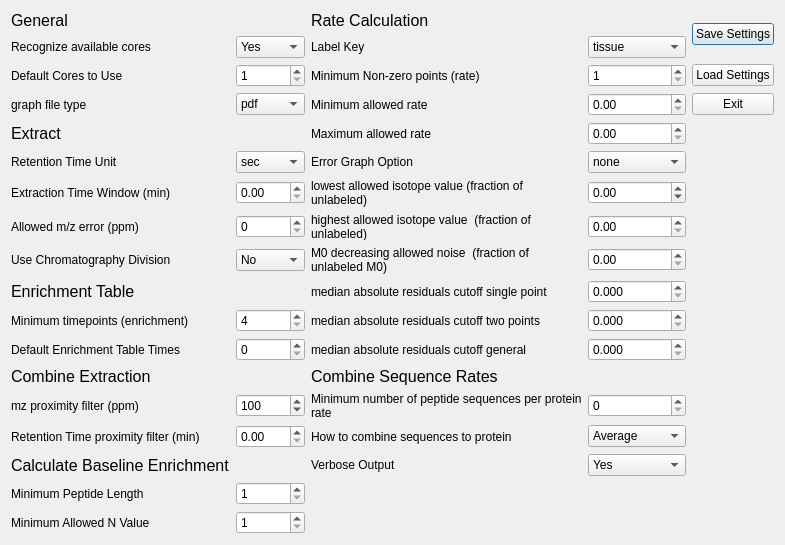
Qt form ui_files/Settings_Menu.ui (JC-Price/DeuteRater) before a commit.
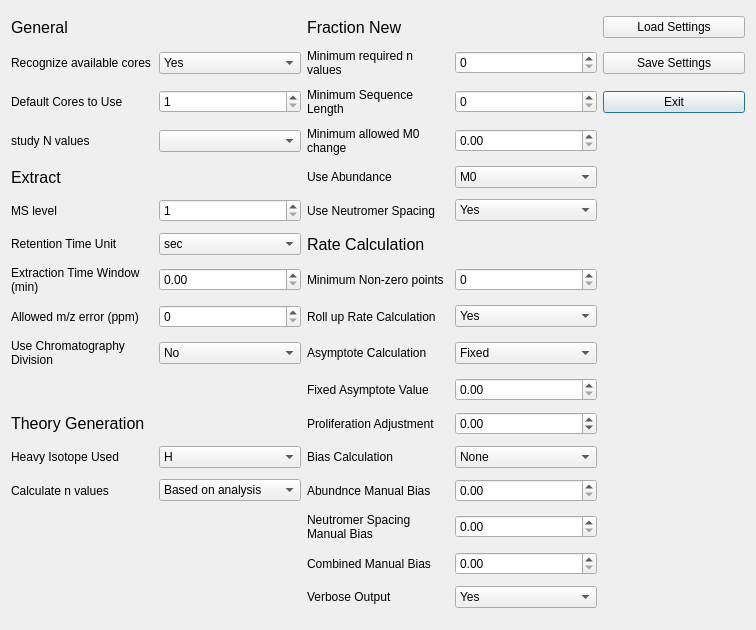
The same form after that commit.

Commit message: Started adjusting Main Gui and template options

Diff of the .ui file:
```diff
--- a/ui_files/Settings_Menu.ui
+++ b/ui_files/Settings_Menu.ui
@@ -6,88 +6,52 @@
    <rect>
     <x>0</x>
     <y>0</y>
-    <width>785</width>
-    <height>545</height>
+    <width>756</width>
+    <height>630</height>
    </rect>
   </property>
+  <property name="minimumSize">
+   <size>
+    <width>650</width>
+    <height>600</height>
+   </size>
+  </property>
   <property name="windowTitle">
    <string>Dialog</string>
   </property>
+  <property name="autoFillBackground">
+   <bool>false</bool>
+  </property>
+  <property name="sizeGripEnabled">
+   <bool>false</bool>
+  </property>
   <layout class="QGridLayout" name="gridLayout">
-   <item row="19" column="1">
-    <widget class="QSpinBox" name="min_allowed_n_value">
-     <property name="minimum">
-      <number>1</number>
+   <item row="0" column="0">
+    <widget class="QLabel" name="label_5">
+     <property name="font">
+      <font>
+       <pointsize>12</pointsize>
+      </font>
      </property>
-     <property name="maximum">
-      <number>99</number>
-     </property>
-    </widget>
-   </item>
-   <item row="19" column="0">
-    <widget class="QLabel" name="label_25">
      <property name="text">
-      <string>Minimum Allowed N Value</string>
+      <string>General</string>
      </property>
     </widget>
    </item>
-   <item row="18" column="1">
-    <widget class="QSpinBox" name="min_AA_length">
-     <property name="minimum">
-      <number>1</number>
-     </property>
-     <property name="maximum">
-      <number>99</number>
-     </property>
-    </widget>
-   </item>
-   <item row="17" column="2">
-    <widget class="QLabel" name="label_43">
-     <property name="text">
-      <string>Verbose Output</string>
-     </property>
-     <property name="wordWrap">
-      <bool>true</bool>
-     </property>
-    </widget>
-   </item>
-   <item row="16" column="1">
-    <widget class="QDoubleSpinBox" name="rt_prox_filter"/>
-   </item>
-   <item row="15" column="2">
-    <widget class="QLabel" name="label_32">
-     <property name="text">
-      <string>Minimum number of peptide sequences per protein rate</string>
-     </property>
-     <property name="wordWrap">
-      <bool>true</bool>
-     </property>
-    </widget>
-   </item>
-   <item row="15" column="3">
-    <widget class="QSpinBox" name="minimum_sequences_to_combine_for_protein_rate"/>
-   </item>
-   <item row="17" column="0">
-    <widget class="QLabel" name="label_7">
+   <item row="0" column="3">
+    <widget class="QLabel" name="label_2">
      <property name="font">
       <font>
        <pointsize>12</pointsize>
       </font>
      </property>
      <property name="text">
-      <string>Calculate Baseline Enrichment</string>
+      <string>Fraction New</string>
      </property>
     </widget>
    </item>
-   <item row="16" column="0">
-    <widget class="QLabel" name="label_31">
-     <property name="text">
-      <string>Retention Time proximity filter (min)</string>
-     </property>
-    </widget>
-   </item>
-   <item row="17" column="3">
-    <widget class="QComboBox" name="verbose_output">
+   <item row="1" column="2">
+    <widget class="QComboBox" name="recognize_available_cores">
      <item>
       <property name="text">
        <string>Yes</string>
@@ -100,25 +64,128 @@
      </item>
     </widget>
    </item>
-   <item row="18" column="0">
+   <item row="1" column="3">
+    <widget class="QLabel" name="label">
+     <property name="text">
+      <string>Minimum required n values</string>
+     </property>
+     <property name="scaledContents">
+      <bool>false</bool>
+     </property>
+     <property name="wordWrap">
+      <bool>true</bool>
+     </property>
+    </widget>
+   </item>
+   <item row="1" column="4">
+    <widget class="QSpinBox" name="min_n_value"/>
+   </item>
+   <item row="2" column="0">
+    <widget class="QLabel" name="label_18">
+     <property name="text">
+      <string>Default Cores to Use</string>
+     </property>
+     <property name="scaledContents">
+      <bool>false</bool>
+     </property>
+     <property name="wordWrap">
+      <bool>true</bool>
+     </property>
+    </widget>
+   </item>
+   <item row="2" column="2">
+    <widget class="QSpinBox" name="default_cores">
+     <property name="minimum">
+      <number>1</number>
+     </property>
+     <property name="maximum">
+      <number>60</number>
+     </property>
+    </widget>
+   </item>
+   <item row="2" column="3">
+    <widget class="QLabel" name="label_3">
+     <property name="text">
+      <string>Minimum Sequence Length</string>
+     </property>
+     <property name="scaledContents">
+      <bool>false</bool>
+     </property>
+     <property name="wordWrap">
+      <bool>true</bool>
+     </property>
+    </widget>
+   </item>
+   <item row="2" column="4">
+    <widget class="QSpinBox" name="min_sequence_length"/>
+   </item>
+   <item row="3" column="0">
+    <widget class="QLabel" name="label_23">
+     <property name="text">
+      <string>study N values</string>
+     </property>
+    </widget>
+   </item>
+   <item row="3" column="3">
+    <widget class="QLabel" name="label_8">
+     <property name="text">
+      <string>Minimum allowed M0 change</string>
+     </property>
+     <property name="scaledContents">
+      <bool>false</bool>
+     </property>
+     <property name="wordWrap">
+      <bool>true</bool>
+     </property>
+    </widget>
+   </item>
+   <item row="3" column="4">
+    <widget class="QDoubleSpinBox" name="min_allowed_m0_change">
+     <property name="maximum">
+      <double>1.000000000000000</double>
+     </property>
+     <property name="singleStep">
+      <double>0.050000000000000</double>
+     </property>
+    </widget>
+   </item>
+   <item row="4" column="0">
+    <widget class="QLabel" name="label_6">
+     <property name="font">
+      <font>
+       <pointsize>12</pointsize>
+      </font>
+     </property>
+     <property name="text">
+      <string>Extract</string>
+     </property>
+    </widget>
+   </item>
+   <item row="4" column="3">
     <widget class="QLabel" name="label_24">
      <property name="text">
-      <string>Minimum Peptide Length</string>
+      <string>Use Abundance</string>
      </property>
-    </widget>
-   </item>
-   <item row="16" column="2">
-    <widget class="QLabel" name="label_42">
-     <property name="text">
-      <string>How to combine sequences to protein</string>
+     <property name="scaledContents">
+      <bool>false</bool>
      </property>
      <property name="wordWrap">
       <bool>true</bool>
      </property>
     </widget>
    </item>
-   <item row="16" column="3">
-    <widget class="QComboBox" name="protein_roll_up_type">
+   <item row="4" column="4">
+    <widget class="QComboBox" name="use_abundance">
+     <item>
+      <property name="text">
+       <string>M0</string>
+      </property>
+     </item>
+     <item>
+      <property name="text">
+       <string>Highest</string>
+      </property>
+     </item>
      <item>
       <property name="text">
        <string>Average</string>
@@ -126,125 +193,181 @@
      </item>
      <item>
       <property name="text">
-       <string>Median</string>
+       <string>No</string>
       </property>
      </item>
     </widget>
    </item>
-   <item row="15" column="1">
-    <widget class="QSpinBox" name="mz_prox_filter">
+   <item row="5" column="0">
+    <widget class="QLabel" name="MS_level_label">
+     <property name="text">
+      <string>MS level</string>
+     </property>
+     <property name="scaledContents">
+      <bool>false</bool>
+     </property>
+     <property name="wordWrap">
+      <bool>true</bool>
+     </property>
+    </widget>
+   </item>
+   <item row="5" column="2">
+    <widget class="QSpinBox" name="ms_level">
      <property name="minimum">
       <number>1</number>
      </property>
      <property name="maximum">
-      <number>1000</number>
-     </property>
-     <property name="singleStep">
-      <number>5</number>
-     </property>
-     <property name="value">
-      <number>100</number>
+      <number>10</number>
      </property>
     </widget>
    </item>
-   <item row="15" column="0">
-    <widget class="QLabel" name="label_27">
+   <item row="5" column="3">
+    <widget class="QLabel" name="label_25">
      <property name="text">
-      <string>mz proximity filter (ppm)</string>
+      <string>Use Neutromer Spacing</string>
      </property>
-    </widget>
-   </item>
-   <item row="8" column="3">
-    <widget class="QDoubleSpinBox" name="lowest_allowed_norm_isotope">
-     <property name="minimum">
-      <double>-1.000000000000000</double>
+     <property name="scaledContents">
+      <bool>false</bool>
      </property>
-     <property name="maximum">
-      <double>1.000000000000000</double>
+     <property name="wordWrap">
+      <bool>true</bool>
      </property>
-     <property name="singleStep">
-      <double>0.010000000000000</double>
-     </property>
     </widget>
    </item>
-   <item row="9" column="1">
-    <widget class="QSpinBox" name="ppm_error">
-     <property name="maximum">
-      <number>100</number>
-     </property>
-    </widget>
-   </item>
-   <item row="10" column="1">
-    <widget class="QComboBox" name="use_chromatography_division">
+   <item row="5" column="4">
+    <widget class="QComboBox" name="use_neutromer_spacing">
+     <item>
+      <property name="text">
+       <string>Yes</string>
+      </property>
+     </item>
      <item>
       <property name="text">
        <string>No</string>
       </property>
      </item>
+    </widget>
+   </item>
+   <item row="6" column="0">
+    <widget class="QLabel" name="label_19">
+     <property name="text">
+      <string>Retention Time Unit</string>
+     </property>
+     <property name="scaledContents">
+      <bool>false</bool>
+     </property>
+     <property name="wordWrap">
+      <bool>true</bool>
+     </property>
+    </widget>
+   </item>
+   <item row="6" column="2">
+    <widget class="QComboBox" name="rt_unit">
      <item>
       <property name="text">
-       <string>Intrafile</string>
+       <string>sec</string>
       </property>
      </item>
      <item>
       <property name="text">
-       <string>Interfile</string>
+       <string>min</string>
       </property>
      </item>
     </widget>
    </item>
-   <item row="8" column="0">
+   <item row="6" column="3">
+    <widget class="QLabel" name="label_4">
+     <property name="font">
+      <font>
+       <pointsize>12</pointsize>
+      </font>
+     </property>
+     <property name="text">
+      <string>Rate Calculation</string>
+     </property>
+    </widget>
+   </item>
+   <item row="7" column="0">
     <widget class="QLabel" name="label_20">
      <property name="text">
       <string>Extraction Time Window (min)</string>
      </property>
+     <property name="scaledContents">
+      <bool>false</bool>
+     </property>
+     <property name="wordWrap">
+      <bool>true</bool>
+     </property>
+    </widget>
+   </item>
+   <item row="7" column="2">
+    <widget class="QDoubleSpinBox" name="time_window"/>
+   </item>
+   <item row="7" column="3">
+    <widget class="QLabel" name="label_26">
+     <property name="text">
+      <string>Minimum Non-zero points</string>
+     </property>
+     <property name="scaledContents">
+      <bool>false</bool>
+     </property>
+     <property name="wordWrap">
+      <bool>true</bool>
+     </property>
+    </widget>
+   </item>
+   <item row="7" column="4">
+    <widget class="QSpinBox" name="minimum_nonzero_points"/>
+   </item>
+   <item row="8" column="0">
+    <widget class="QLabel" name="ppm_error_label">
+     <property name="text">
+      <string>Allowed m/z error (ppm)</string>
+     </property>
+     <property name="scaledContents">
+      <bool>false</bool>
+     </property>
+     <property name="wordWrap">
+      <bool>true</bool>
+     </property>
     </widget>
    </item>
    <item row="8" column="2">
-    <widget class="QLabel" name="label_33">
+    <widget class="QSpinBox" name="ppm_error">
+     <property name="maximum">
+      <number>100</number>
+     </property>
+    </widget>
+   </item>
+   <item row="8" column="3">
+    <widget class="QLabel" name="label_17">
      <property name="text">
-      <string>lowest allowed isotope value (fraction of unlabeled)</string>
+      <string>Roll up Rate Calculation</string>
+     </property>
+     <property name="scaledContents">
+      <bool>false</bool>
      </property>
      <property name="wordWrap">
       <bool>true</bool>
      </property>
     </widget>
    </item>
+   <item row="8" column="4">
+    <widget class="QComboBox" name="roll_up_option">
+     <item>
+      <property name="text">
+       <string>Yes</string>
+      </property>
+     </item>
+     <item>
+      <property name="text">
+       <string>No</string>
+      </property>
+     </item>
+    </widget>
+   </item>
    <item row="9" column="0">
     <widget class="QLabel" name="label_21">
-     <property name="text">
-      <string>Allowed m/z error (ppm)</string>
-     </property>
-    </widget>
-   </item>
-   <item row="8" column="1">
-    <widget class="QDoubleSpinBox" name="time_window"/>
-   </item>
-   <item row="9" column="2">
-    <widget class="QLabel" name="label_34">
-     <property name="text">
-      <string>highest allowed isotope value  (fraction of unlabeled)</string>
-     </property>
-     <property name="wordWrap">
-      <bool>true</bool>
-     </property>
-    </widget>
-   </item>
-   <item row="9" column="3">
-    <widget class="QDoubleSpinBox" name="highest_allowed_norm_isotope">
-     <property name="minimum">
-      <double>0.000000000000000</double>
-     </property>
-     <property name="maximum">
-      <double>2.000000000000000</double>
-     </property>
-     <property name="singleStep">
-      <double>0.010000000000000</double>
-     </property>
-    </widget>
-   </item>
-   <item row="10" column="0">
-    <widget class="QLabel" name="label_22">
      <property name="acceptDrops">
       <bool>false</bool>
      </property>
@@ -259,78 +382,123 @@
      </property>
     </widget>
    </item>
-   <item row="0" column="0">
-    <widget class="QLabel" name="label_5">
-     <property name="font">
-      <font>
-       <pointsize>12</pointsize>
-      </font>
-     </property>
-     <property name="text">
-      <string>General</string>
-     </property>
+   <item row="9" column="2">
+    <widget class="QComboBox" name="use_chromatography_division">
+     <item>
+      <property name="text">
+       <string>No</string>
+      </property>
+     </item>
+     <item>
+      <property name="text">
+       <string>Intrafile</string>
+      </property>
+     </item>
+     <item>
+      <property name="text">
+       <string>Interfile</string>
+      </property>
+     </item>
     </widget>
    </item>
-   <item row="0" column="4" rowspan="2">
-    <widget class="QPushButton" name="SaveButton">
+   <item row="9" column="3">
+    <widget class="QLabel" name="label_15">
      <property name="text">
-      <string>Save Settings</string>
+      <string>Asymptote Calculation</string>
      </property>
-    </widget>
-   </item>
-   <item row="2" column="4">
-    <widget class="QPushButton" name="LoadButton">
-     <property name="text">
-      <string>Load Settings</string>
+     <property name="scaledContents">
+      <bool>false</bool>
      </property>
-    </widget>
-   </item>
-   <item row="0" column="2">
-    <widget class="QLabel" name="label_4">
-     <property name="font">
-      <font>
-       <pointsize>12</pointsize>
-      </font>
+     <property name="wordWrap">
+      <bool>true</bool>
      </property>
-     <property name="text">
-      <string>Rate Calculation</string>
-     </property>
     </widget>
    </item>
-   <item row="4" column="4">
-    <widget class="QPushButton" name="ExitButton">
-     <property name="text">
-      <string>Exit</string>
-     </property>
+   <item row="9" column="4">
+    <widget class="QComboBox" name="asymptope_type">
+     <item>
+      <property name="text">
+       <string>Fixed</string>
+      </property>
+     </item>
+     <item>
+      <property name="text">
+       <string>Variable</string>
+      </property>
+     </item>
     </widget>
    </item>
    <item row="10" column="3">
-    <widget class="QDoubleSpinBox" name="m0_decreasing_allowed_noise">
+    <widget class="QLabel" name="label_16">
+     <property name="text">
+      <string>Fixed Asymptote Value</string>
+     </property>
+     <property name="scaledContents">
+      <bool>false</bool>
+     </property>
+     <property name="wordWrap">
+      <bool>true</bool>
+     </property>
+    </widget>
+   </item>
+   <item row="10" column="4">
+    <widget class="QDoubleSpinBox" name="fixed_asymptote_value">
      <property name="minimum">
       <double>0.000000000000000</double>
      </property>
      <property name="maximum">
-      <double>0.500000000000000</double>
+      <double>10.000000000000000</double>
      </property>
      <property name="singleStep">
-      <double>0.010000000000000</double>
+      <double>0.050000000000000</double>
      </property>
     </widget>
    </item>
-   <item row="11" column="2">
-    <widget class="QLabel" name="label_36">
+   <item row="11" column="0">
+    <widget class="QLabel" name="label_7">
+     <property name="font">
+      <font>
+       <pointsize>12</pointsize>
+      </font>
+     </property>
      <property name="text">
-      <string>median absolute residuals cutoff single point</string>
+      <string>Theory Generation</string>
+     </property>
+    </widget>
+   </item>
+   <item row="11" column="3">
+    <widget class="QLabel" name="label_14">
+     <property name="text">
+      <string>Proliferation Adjustment</string>
+     </property>
+     <property name="scaledContents">
+      <bool>false</bool>
      </property>
      <property name="wordWrap">
       <bool>true</bool>
      </property>
     </widget>
    </item>
+   <item row="11" column="4">
+    <widget class="QDoubleSpinBox" name="proliferation_adjustment">
+     <property name="minimum">
+      <double>-0.500000000000000</double>
+     </property>
+     <property name="maximum">
+      <double>1.000000000000000</double>
+     </property>
+     <property name="singleStep">
+      <double>0.050000000000000</double>
+     </property>
+    </widget>
+   </item>
    <item row="12" column="0">
-    <widget class="QLabel" name="label_28">
+    <widget class="QLabel" name="label_22">
      <property name="text">
-      <string>Minimum timepoints (enrichment)</string>
+      <string>Heavy Isotope Used</string>
+     </property>
+     <property name="scaledContents">
+      <bool>false</bool>
      </property>
      <property name="wordWrap">
       <bool>true</bool>
@@ -338,311 +506,201 @@
     </widget>
    </item>
    <item row="12" column="2">
-    <widget class="QLabel" name="label_38">
-     <property name="text">
-      <string>median absolute residuals cutoff two points</string>
-     </property>
-     <property name="wordWrap">
-      <bool>true</bool>
-     </property>
+    <widget class="QComboBox" name="heavy_label">
+     <item>
+      <property name="text">
+       <string>H</string>
+      </property>
+     </item>
     </widget>
    </item>
-   <item row="10" column="2">
-    <widget class="QLabel" name="label_35">
+   <item row="12" column="3">
+    <widget class="QLabel" name="label_13">
      <property name="text">
-      <string>M0 decreasing allowed noise  (fraction of unlabeled M0)</string>
+      <string>Bias Calculation</string>
      </property>
+     <property name="scaledContents">
+      <bool>false</bool>
+     </property>
      <property name="wordWrap">
       <bool>true</bool>
      </property>
     </widget>
    </item>
-   <item row="11" column="0">
-    <widget class="QLabel" name="label_8">
-     <property name="font">
-      <font>
-       <pointsize>12</pointsize>
-      </font>
-     </property>
-     <property name="text">
-      <string>Enrichment Table</string>
-     </property>
-    </widget>
-   </item>
-   <item row="12" column="1">
-    <widget class="QSpinBox" name="min_allowed_timepoints_enrichment">
-     <property name="minimum">
-      <number>4</number>
-     </property>
-    </widget>
-   </item>
-   <item row="13" column="2">
-    <widget class="QLabel" name="label_39">
-     <property name="text">
-      <string>median absolute residuals cutoff general</string>
-     </property>
-     <property name="wordWrap">
-      <bool>true</bool>
-     </property>
+   <item row="12" column="4">
+    <widget class="QComboBox" name="bias_selection_option">
+     <item>
+      <property name="text">
+       <string>None</string>
+      </property>
+     </item>
+     <item>
+      <property name="text">
+       <string>Automatic</string>
+      </property>
+     </item>
+     <item>
+      <property name="text">
+       <string>Manual</string>
+      </property>
+     </item>
     </widget>
    </item>
    <item row="13" column="0">
-    <widget class="QLabel" name="label_37">
+    <widget class="QLabel" name="label_27">
      <property name="text">
-      <string>Default Enrichment Table Times</string>
+      <string>Calculate n values</string>
+     </property>
+     <property name="scaledContents">
+      <bool>false</bool>
      </property>
      <property name="wordWrap">
       <bool>true</bool>
      </property>
     </widget>
    </item>
-   <item row="11" column="3">
-    <widget class="QDoubleSpinBox" name="median_absolute_residuals_cutoff_value_single_point">
-     <property name="decimals">
-      <number>3</number>
-     </property>
+   <item row="13" column="2">
+    <widget class="QComboBox" name="calculate_n_values">
+     <item>
+      <property name="text">
+       <string>Based on analysis</string>
+      </property>
+     </item>
     </widget>
    </item>
    <item row="13" column="3">
-    <widget class="QDoubleSpinBox" name="median_absolute_residuals_cutoff_value_general">
-     <property name="decimals">
-      <number>3</number>
-     </property>
-    </widget>
-   </item>
-   <item row="12" column="3">
-    <widget class="QDoubleSpinBox" name="median_absolute_residuals_cutoff_value_two_points">
-     <property name="decimals">
-      <number>3</number>
-     </property>
-    </widget>
-   </item>
-   <item row="13" column="1">
-    <widget class="QSpinBox" name="starting_enrichment_table_timepoints"/>
-   </item>
-   <item row="14" column="0">
     <widget class="QLabel" name="label_10">
-     <property name="sizePolicy">
-      <sizepolicy hsizetype="Preferred" vsizetype="Minimum">
-       <horstretch>0</horstretch>
-       <verstretch>0</verstretch>
-      </sizepolicy>
-     </property>
-     <property name="font">
-      <font>
-       <pointsize>12</pointsize>
-      </font>
-     </property>
      <property name="text">
-      <string>Combine Extraction</string>
+      <string>Abundnce Manual Bias</string>
      </property>
+     <property name="scaledContents">
+      <bool>false</bool>
+     </property>
+     <property name="wordWrap">
+      <bool>true</bool>
+     </property>
     </widget>
    </item>
-   <item row="14" column="2" colspan="2">
+   <item row="13" column="4">
+    <widget class="QDoubleSpinBox" name="abund_manual_bias">
+     <property name="maximum">
+      <double>1.000000000000000</double>
+     </property>
+     <property name="singleStep">
+      <double>0.050000000000000</double>
+     </property>
+    </widget>
+   </item>
+   <item row="14" column="3">
     <widget class="QLabel" name="label_11">
-     <property name="font">
-      <font>
-       <pointsize>12</pointsize>
-      </font>
+     <property name="text">
+      <string>Neutromer Spacing Manual Bias</string>
      </property>
+     <property name="scaledContents">
+      <bool>false</bool>
+     </property>
+     <property name="wordWrap">
+      <bool>true</bool>
+     </property>
+    </widget>
+   </item>
+   <item row="14" column="4">
+    <widget class="QDoubleSpinBox" name="spacing_manual_bias">
+     <property name="maximum">
+      <double>1.000000000000000</double>
+     </property>
+     <property name="singleStep">
+      <double>0.050000000000000</double>
+     </property>
+    </widget>
+   </item>
+   <item row="15" column="3">
+    <widget class="QLabel" name="label_12">
      <property name="text">
-      <string>Combine Sequence Rates</string>
+      <string>Combined Manual Bias</string>
      </property>
+     <property name="scaledContents">
+      <bool>false</bool>
+     </property>
+     <property name="wordWrap">
+      <bool>true</bool>
+     </property>
     </widget>
    </item>
+   <item row="15" column="4">
+    <widget class="QDoubleSpinBox" name="combined_manual_bias">
+     <property name="maximum">
+      <double>1.000000000000000</double>
+     </property>
+     <property name="singleStep">
+      <double>0.050000000000000</double>
+     </property>
+    </widget>
+   </item>
+   <item row="16" column="3">
+    <widget class="QLabel" name="label_28">
+     <property name="text">
+      <string>Verbose Output</string>
+     </property>
+     <property name="wordWrap">
+      <bool>true</bool>
+     </property>
+    </widget>
+   </item>
+   <item row="16" column="4">
+    <widget class="QComboBox" name="verbose_rate">
+     <item>
+      <property name="text">
+       <string>Yes</string>
+      </property>
+     </item>
+     <item>
+      <property name="text">
+       <string>No</string>
+      </property>
+     </item>
+    </widget>
+   </item>
+   <item row="3" column="2">
+    <widget class="QComboBox" name="study_type_combobox"/>
+   </item>
    <item row="1" column="0">
     <widget class="QLabel" name="label_9">
      <property name="text">
       <string>Recognize available cores</string>
      </property>
-    </widget>
-   </item>
-   <item row="1" column="1">
-    <widget class="QComboBox" name="recognize_available_cores">
-     <item>
-      <property name="text">
-       <string>Yes</string>
-      </property>
-     </item>
-     <item>
-      <property name="text">
-       <string>No</string>
-      </property>
-     </item>
-    </widget>
-   </item>
-   <item row="1" column="2">
-    <widget class="QLabel" name="label_23">
-     <property name="text">
-      <string>Label Key</string>
+     <property name="scaledContents">
+      <bool>false</bool>
      </property>
-    </widget>
-   </item>
-   <item row="1" column="3">
-    <widget class="QComboBox" name="label_key">
-     <item>
-      <property name="text">
-       <string>tissue</string>
-      </property>
-     </item>
-     <item>
-      <property name="text">
-       <string>cell culture</string>
-      </property>
-     </item>
-    </widget>
-   </item>
-   <item row="2" column="2">
-    <widget class="QLabel" name="label_26">
-     <property name="text">
-      <string>Minimum Non-zero points (rate)</string>
-     </property>
      <property name="wordWrap">
       <bool>true</bool>
      </property>
     </widget>
    </item>
-   <item row="2" column="3">
-    <widget class="QSpinBox" name="minimum_nonzero_points_rate">
-     <property name="minimum">
-      <number>1</number>
-     </property>
-    </widget>
-   </item>
-   <item row="4" column="2">
-    <widget class="QLabel" name="label_29">
+   <item row="0" column="5">
+    <widget class="QPushButton" name="LoadButton">
      <property name="text">
-      <string>Minimum allowed rate</string>
+      <string>Load Settings</string>
      </property>
-     <property name="wordWrap">
-      <bool>true</bool>
-     </property>
     </widget>
    </item>
-   <item row="4" column="3">
-    <widget class="QDoubleSpinBox" name="min_allowed_rate"/>
-   </item>
-   <item row="5" column="2">
-    <widget class="QLabel" name="label_30">
+   <item row="1" column="5">
+    <widget class="QPushButton" name="SaveButton">
      <property name="text">
-      <string>Maximum allowed rate</string>
+      <string>Save Settings</string>
      </property>
-     <property name="wordWrap">
-      <bool>true</bool>
-     </property>
     </widget>
    </item>
-   <item row="5" column="3">
-    <widget class="QDoubleSpinBox" name="max_allowed_rate"/>
-   </item>
-   <item row="6" column="3">
-    <widget class="QComboBox" name="error_graph_option">
-     <item>
-      <property name="text">
-       <string>none</string>
-      </property>
-     </item>
-     <item>
-      <property name="text">
-       <string>approximate</string>
-      </property>
-     </item>
-     <item>
-      <property name="text">
-       <string>exact</string>
-      </property>
-     </item>
-    </widget>
-   </item>
-   <item row="6" column="2">
-    <widget class="QLabel" name="label_40">
+   <item row="2" column="5">
+    <widget class="QPushButton" name="ExitButton">
      <property name="text">
-      <string>Error Graph Option</string>
+      <string>Exit</string>
      </property>
-     <property name="wordWrap">
+     <property name="default">
       <bool>true</bool>
      </property>
     </widget>
    </item>
-   <item row="2" column="0">
-    <widget class="QLabel" name="label_18">
-     <property name="text">
-      <string>Default Cores to Use</string>
-     </property>
-    </widget>
-   </item>
-   <item row="2" column="1">
-    <widget class="QSpinBox" name="default_cores">
-     <property name="minimum">
-      <number>1</number>
-     </property>
-     <property name="maximum">
-      <number>60</number>
-     </property>
-    </widget>
-   </item>
-   <item row="4" column="0">
-    <widget class="QLabel" name="label_41">
-     <property name="text">
-      <string>graph file type</string>
-     </property>
-     <property name="wordWrap">
-      <bool>true</bool>
-     </property>
-    </widget>
-   </item>
-   <item row="4" column="1">
-    <widget class="QComboBox" name="graph_file_type">
-     <item>
-      <property name="text">
-       <string>pdf</string>
-      </property>
-     </item>
-     <item>
-      <property name="text">
-       <string>png</string>
-      </property>
-     </item>
-     <item>
-      <property name="text">
-       <string>svg</string>
-      </property>
-     </item>
-    </widget>
-   </item>
-   <item row="5" column="0">
-    <widget class="QLabel" name="label_6">
-     <property name="font">
-      <font>
-       <pointsize>12</pointsize>
-      </font>
-     </property>
-     <property name="text">
-      <string>Extract</string>
-     </property>
-    </widget>
-   </item>
-   <item row="6" column="1">
-    <widget class="QComboBox" name="rt_unit">
-     <item>
-      <property name="text">
-       <string>sec</string>
-      </property>
-     </item>
-     <item>
-      <property name="text">
-       <string>min</string>
-      </property>
-     </item>
-    </widget>
-   </item>
-   <item row="6" column="0">
-    <widget class="QLabel" name="label_19">
-     <property name="text">
-      <string>Retention Time Unit</string>
-     </property>
-    </widget>
-   </item>
   </layout>
  </widget>
  <resources/>
```
The commit also changes 4 other files.
